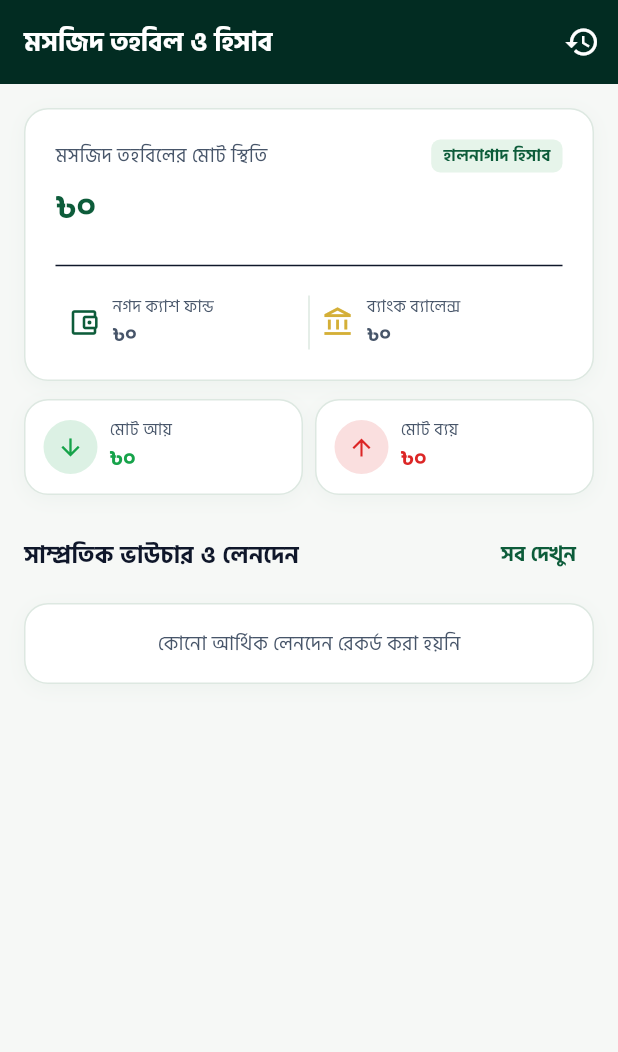
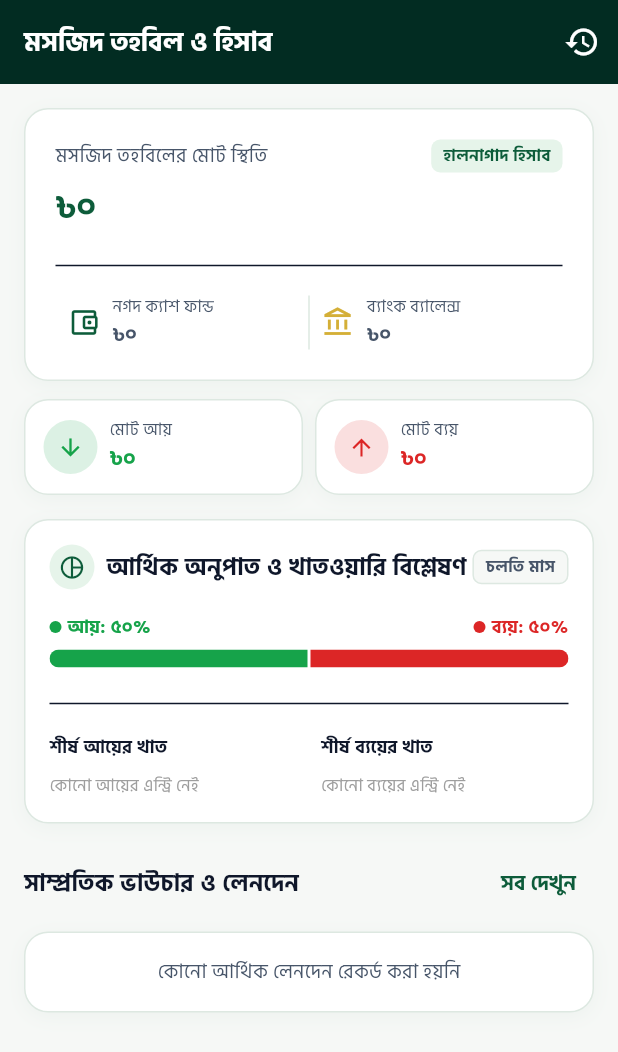
Before and after one commit to emranmofficials/Mosque-Seba, a Flutter app: the FinanceDashboardScreen screen opened by its route, on a phone screen of 412 x 824 dp. Shown: the top 1052 px of the screen. Run offline on Flutter 3.47's test engine with Material 3 defaults, Android fonts, the phone set to English and light mode, and no system bars; our stand-ins replace connectivity_plus, drift, equatable, flutter_local_notifications, flutter_riverpod, flutter_secure_storage and 11 more; missing offline and left inert: esc_pos_utils_plus, print_bluetooth_thermal; accounts and stored records are empty; generated files the repository leaves out were written again.

Commit message:
feat(release): v1.3.1 official release with financial analytics, 1-tap night mode, and digital cash receipt sharing

```diff
--- a/lib/core/config/app_config.dart
+++ b/lib/core/config/app_config.dart
@@ -3,8 +3,8 @@ class AppConfig {
   static const String appNameBn = 'মসজিদ সেবা';
   static const String appNameEn = 'Mosque Seba';
   static const String packageName = 'com.mosqueseba.app';
-  static const String appVersion = '1.3.0';
-  static const int buildNumber = 11;
+  static const String appVersion = '1.3.1';
+  static const int buildNumber = 12;
   static const String tagline = 'মসজিদের খেদমতে আধুনিক প্রযুক্তি, পরিচালনায় স্বচ্ছ আস্থা';
 
   // Production Supabase Cloud Backend Configuration (overrideable via --dart-define)
--- a/lib/features/finance/screens/finance_dashboard_screen.dart
+++ b/lib/features/finance/screens/finance_dashboard_screen.dart
@@ -15,6 +15,7 @@ import '../dialogs/approve_transaction_dialog.dart';
 import '../models/finance_transaction_model.dart';
 import '../providers/finance_provider.dart';
 import '../widgets/balance_summary_cards.dart';
+import '../widgets/finance_analytics_card.dart';
 import '../widgets/pending_approval_card.dart';
 import '../widgets/transaction_detail_sheet.dart';
 import '../widgets/transaction_item_card.dart';
@@ -102,6 +103,16 @@ class FinanceDashboardScreen extends ConsumerWidget {
             // Balance Summary
             BalanceSummaryCards(summary: summary),
             const SizedBox(height: AppDimens.spacing16),
+            // Financial Analytics & Category Breakdown
+            transactionsAsync.maybeWhen(
+              data: (txns) => Column(
+                children: [
+                  FinanceAnalyticsCard(summary: summary, transactions: txns),
+                  const SizedBox(height: AppDimens.spacing16),
+                ],
+              ),
+              orElse: () => const SizedBox.shrink(),
+            ),
             // Quick Voucher Buttons Row (Role-protected)
             if (canManageFinance) ...[
               Row(
--- /dev/null
+++ b/lib/features/finance/widgets/finance_analytics_card.dart
@@ -0,0 +1,277 @@
+import 'package:flutter/material.dart';
+import '../../../core/theme/app_colors.dart';
+import '../../../core/theme/app_dimens.dart';
+import '../../../core/theme/app_typography.dart';
+import '../../../core/utils/bengali_number_formatter.dart';
+import '../../../shared/widgets/card_shell.dart';
+import '../models/finance_transaction_model.dart';
+import '../repositories/finance_repository.dart';
+
+/// Visual Financial Analytics & Ratio Breakdown Card (আয়-ব্যয় বিশ্লেষণ ও চার্ট)
+class FinanceAnalyticsCard extends StatelessWidget {
+  final FinancialSummary summary;
+  final List<FinanceTransactionModel> transactions;
+
+  const FinanceAnalyticsCard({
+    super.key,
+    required this.summary,
+    required this.transactions,
+  });
+
+  @override
+  Widget build(BuildContext context) {
+    final theme = Theme.of(context);
+    final isDark = theme.brightness == Brightness.dark;
+
+    final double totalFlow = summary.totalIncome + summary.totalExpense;
+    final double incomePercent = totalFlow > 0 ? (summary.totalIncome / totalFlow) * 100 : 50.0;
+    final double expensePercent = totalFlow > 0 ? (summary.totalExpense / totalFlow) * 100 : 50.0;
+
+    // Aggregate category totals
+    final Map<String, double> incomeCategories = {};
+    final Map<String, double> expenseCategories = {};
+
+    for (final t in transactions) {
+      if (t.isIncome) {
+        incomeCategories[t.categoryNameBn] = (incomeCategories[t.categoryNameBn] ?? 0.0) + t.amount;
+      } else {
+        expenseCategories[t.categoryNameBn] = (expenseCategories[t.categoryNameBn] ?? 0.0) + t.amount;
+      }
+    }
+
+    final sortedIncome = incomeCategories.entries.toList()
+      ..sort((a, b) => b.value.compareTo(a.value));
+    final sortedExpense = expenseCategories.entries.toList()
+      ..sort((a, b) => b.value.compareTo(a.value));
+
+    return CardShell(
+      padding: const EdgeInsets.all(AppDimens.spacing16),
+      child: Column(
+        crossAxisAlignment: CrossAxisAlignment.start,
+        children: [
+          // Header
+          Row(
+            mainAxisAlignment: MainAxisAlignment.spaceBetween,
+            children: [
+              Row(
+                children: [
+                  Container(
+                    padding: const EdgeInsets.all(6),
+                    decoration: BoxDecoration(
+                      color: AppColors.emeraldSoft,
+                      shape: BoxShape.circle,
+                    ),
+                    child: const Icon(
+                      Icons.pie_chart_outline,
+                      size: 18,
+                      color: AppColors.emeraldPrimary,
+                    ),
+                  ),
+                  const SizedBox(width: 8),
+                  Text(
+                    'আর্থিক অনুপাত ও খাতওয়ারি বিশ্লেষণ',
+                    style: AppTypography.titleMedium.copyWith(fontWeight: FontWeight.bold),
+                  ),
+                ],
+              ),
+              Container(
+                padding: const EdgeInsets.symmetric(horizontal: 8, vertical: 2),
+                decoration: BoxDecoration(
+                  color: isDark ? AppColors.nightSurfaceVariant : AppColors.bgLight,
+                  borderRadius: BorderRadius.circular(AppDimens.radiusSm),
+                  border: Border.all(
+                    color: isDark ? AppColors.nightBorder : AppColors.cardBorder,
+                  ),
+                ),
+                child: Text(
+                  'চলতি মাস',
+                  style: TextStyle(
+                    fontSize: 11,
+                    fontWeight: FontWeight.w600,
+                    color: isDark ? AppColors.nightTextSecondary : AppColors.textSecondary,
+                  ),
+                ),
+              ),
+            ],
+          ),
+          const SizedBox(height: 16),
+
+          // Income vs Expense Visual Comparison Bar
+          Column(
+            crossAxisAlignment: CrossAxisAlignment.start,
+            children: [
+              Row(
+                mainAxisAlignment: MainAxisAlignment.spaceBetween,
+                children: [
+                  Row(
+                    children: [
+                      Container(width: 8, height: 8, decoration: const BoxDecoration(shape: BoxShape.circle, color: AppColors.success)),
+                      const SizedBox(width: 4),
+                      Text(
+                        'আয়: ${BengaliNumberFormatter.toBengaliDigits(incomePercent.toStringAsFixed(0))}%',
+                        style: const TextStyle(fontSize: 12, fontWeight: FontWeight.bold, color: AppColors.success),
+                      ),
+                    ],
+                  ),
+                  Row(
+                    children: [
+                      Container(width: 8, height: 8, decoration: const BoxDecoration(shape: BoxShape.circle, color: AppColors.urgentRed)),
+                      const SizedBox(width: 4),
+                      Text(
+                        'ব্যয়: ${BengaliNumberFormatter.toBengaliDigits(expensePercent.toStringAsFixed(0))}%',
+                        style: const TextStyle(fontSize: 12, fontWeight: FontWeight.bold, color: AppColors.urgentRed),
+                      ),
+                    ],
+                  ),
+                ],
+              ),
+              const SizedBox(height: 6),
+              ClipRRect(
+                borderRadius: BorderRadius.circular(6),
+                child: SizedBox(
+                  height: 12,
+                  child: Row(
+                    children: [
+                      Expanded(
+                        flex: totalFlow > 0 ? (incomePercent * 10).round().clamp(1, 1000) : 1,
+                        child: Container(color: AppColors.success),
+                      ),
+                      const SizedBox(width: 2),
+                      Expanded(
+                        flex: totalFlow > 0 ? (expensePercent * 10).round().clamp(1, 1000) : 1,
+                        child: Container(color: AppColors.urgentRed),
+                      ),
+                    ],
+                  ),
+                ),
+              ),
+            ],
+          ),
+          const SizedBox(height: 16),
+          const Divider(),
+          const SizedBox(height: 12),
+
+          // Top Income / Expense Category Highlights
+          Row(
+            crossAxisAlignment: CrossAxisAlignment.start,
+            children: [
+              // Top Incomes
+              Expanded(
+                child: Column(
+                  crossAxisAlignment: CrossAxisAlignment.start,
+                  children: [
+                    Text(
+                      'শীর্ষ আয়ের খাত',
+                      style: TextStyle(
+                        fontSize: 12,
+                        fontWeight: FontWeight.bold,
+                        color: isDark ? AppColors.nightTextPrimary : AppColors.textPrimary,
+                      ),
+                    ),
+                    const SizedBox(height: 8),
+                    if (sortedIncome.isEmpty)
+                      const Text('কোনো আয়ের এন্ট্রি নেই', style: TextStyle(fontSize: 11, color: Colors.grey))
+                    else
+                      ...sortedIncome.take(3).map((e) {
+                        final double share = summary.totalIncome > 0 ? (e.value / summary.totalIncome) : 0;
+                        return Padding(
+                          padding: const EdgeInsets.only(bottom: 8),
+                          child: Column(
+                            crossAxisAlignment: CrossAxisAlignment.start,
+                            children: [
+                              Row(
+                                mainAxisAlignment: MainAxisAlignment.spaceBetween,
+                                children: [
+                                  Flexible(
+                                    child: Text(
+                                      e.key,
+                                      style: const TextStyle(fontSize: 11),
+                                      maxLines: 1,
+                                      overflow: TextOverflow.ellipsis,
+                                    ),
+                                  ),
+                                  Text(
+                                    BengaliNumberFormatter.formatCurrency(e.value),
+                                    style: const TextStyle(fontSize: 11, fontWeight: FontWeight.bold, color: AppColors.success),
+                                  ),
+                                ],
+                              ),
+                              const SizedBox(height: 3),
+                              LinearProgressIndicator(
+                                value: share.clamp(0.0, 1.0),
+                                backgroundColor: isDark ? AppColors.nightSurfaceVariant : Colors.grey.shade200,
+                                valueColor: const AlwaysStoppedAnimation<Color>(AppColors.success),
+                                minHeight: 4,
+                                borderRadius: BorderRadius.circular(2),
+                              ),
+                            ],
+                          ),
+                        );
+                      }),
+                  ],
+                ),
+              ),
+              const SizedBox(width: 16),
+              // Top Expenses
+              Expanded(
+                child: Column(
+                  crossAxisAlignment: CrossAxisAlignment.start,
+                  children: [
+                    Text(
+                      'শীর্ষ ব্যয়ের খাত',
+                      style: TextStyle(
+                        fontSize: 12,
+                        fontWeight: FontWeight.bold,
+                        color: isDark ? AppColors.nightTextPrimary : AppColors.textPrimary,
+                      ),
+                    ),
+                    const SizedBox(height: 8),
+                    if (sortedExpense.isEmpty)
+                      const Text('কোনো ব্যয়ের এন্ট্রি নেই', style: TextStyle(fontSize: 11, color: Colors.grey))
+                    else
+                      ...sortedExpense.take(3).map((e) {
+                        final double share = summary.totalExpense > 0 ? (e.value / summary.totalExpense) : 0;
+                        return Padding(
+                          padding: const EdgeInsets.only(bottom: 8),
+                          child: Column(
+                            crossAxisAlignment: CrossAxisAlignment.start,
+                            children: [
+                              Row(
+                                mainAxisAlignment: MainAxisAlignment.spaceBetween,
+                                children: [
+                                  Flexible(
+                                    child: Text(
+                                      e.key,
+                                      style: const TextStyle(fontSize: 11),
+                                      maxLines: 1,
+                                      overflow: TextOverflow.ellipsis,
+                                    ),
+                                  ),
+                                  Text(
+                                    BengaliNumberFormatter.formatCurrency(e.value),
+                                    style: const TextStyle(fontSize: 11, fontWeight: FontWeight.bold, color: AppColors.urgentRed),
+                                  ),
+                                ],
+                              ),
+                              const SizedBox(height: 3),
+                              LinearProgressIndicator(
+                                value: share.clamp(0.0, 1.0),
+                                backgroundColor: isDark ? AppColors.nightSurfaceVariant : Colors.grey.shade200,
+                                valueColor: const AlwaysStoppedAnimation<Color>(AppColors.urgentRed),
+                                minHeight: 4,
+                                borderRadius: BorderRadius.circular(2),
+                              ),
+                            ],
+                          ),
+                        );
+                      }),
+                  ],
+                ),
+              ),
+            ],
+          ),
+        ],
+      ),
+    );
+  }
+}
--- a/pubspec.yaml
+++ b/pubspec.yaml
@@ -1,7 +1,7 @@
 name: mosqueseba
 description: "Mosque Seba (মসজিদ সেবা) — Complete Feature-Parity Rebuild for Android & iOS"
 publish_to: "none"
-version: 1.3.0+11
+version: 1.3.1+12
 
 environment:
   sdk: ">=3.0.0 <4.0.0"
```
Also changed, not shown: lib/features/finance/widgets/transaction_detail_sheet.dart (+28 -3 lines), lib/shared/widgets/app_header.dart (+23 -5 lines), 1 other file.
